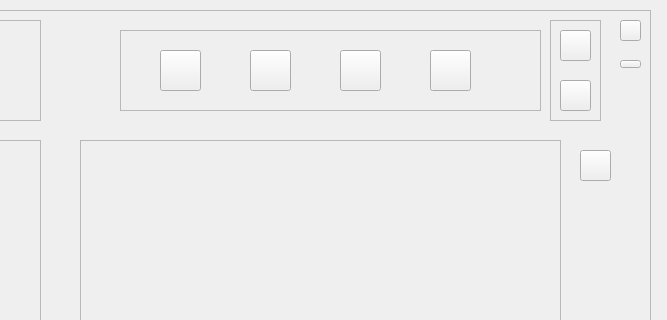
Qt form student_main.ui (duoaidaoc/word-memorize-software) before a commit; both pictures show x 280 to 947 and y 0 to 320 of the 947 by 559 pixel window.
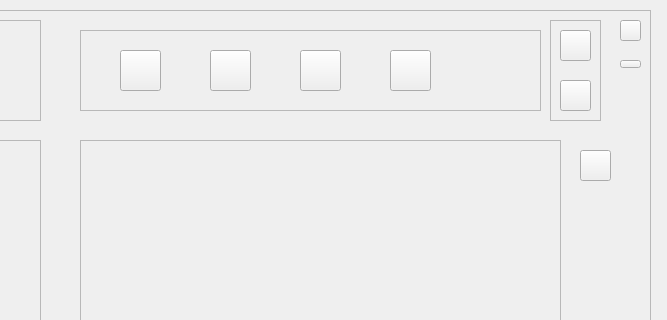
The same form after that commit.

The edit to the form file:
```diff
--- a/student_main.ui
+++ b/student_main.ui
@@ -667,9 +667,9 @@
    <widget class="QStackedWidget" name="stackedWidget_3">
     <property name="geometry">
      <rect>
-      <x>390</x>
+      <x>350</x>
       <y>20</y>
-      <width>421</width>
+      <width>461</width>
       <height>81</height>
      </rect>
     </property>
@@ -732,7 +732,7 @@
        <rect>
         <x>0</x>
         <y>0</y>
-        <width>421</width>
+        <width>461</width>
         <height>81</height>
        </rect>
       </property>
```
Left out of the diff: 2 changed lines with no effect on the pictures.
